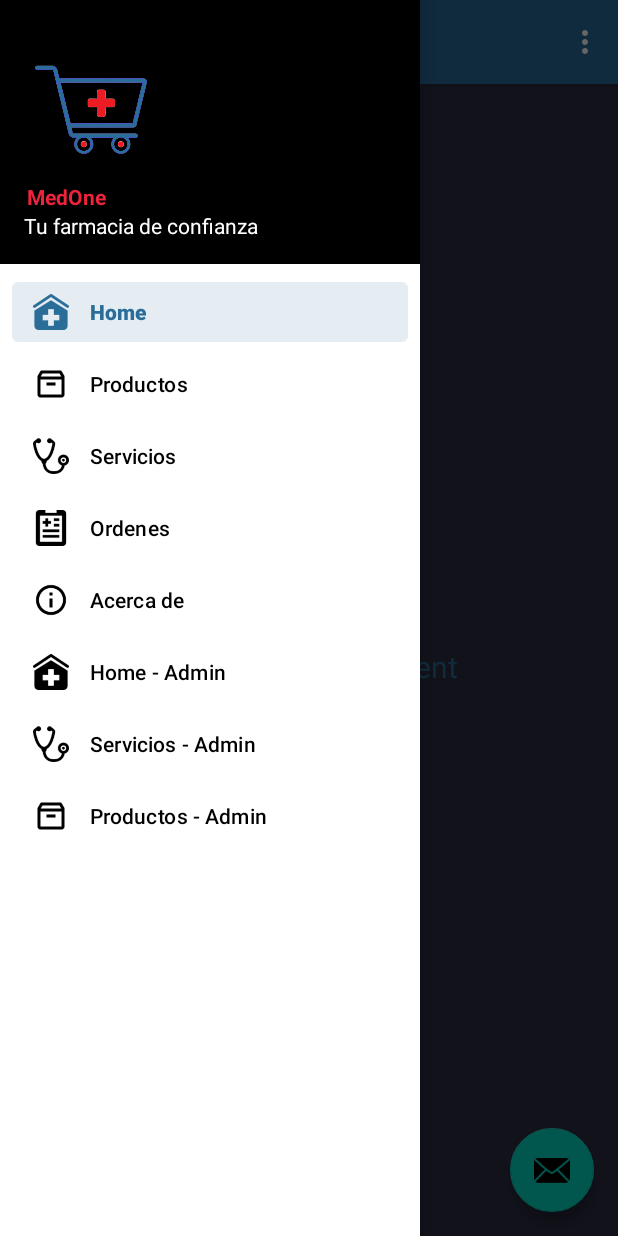
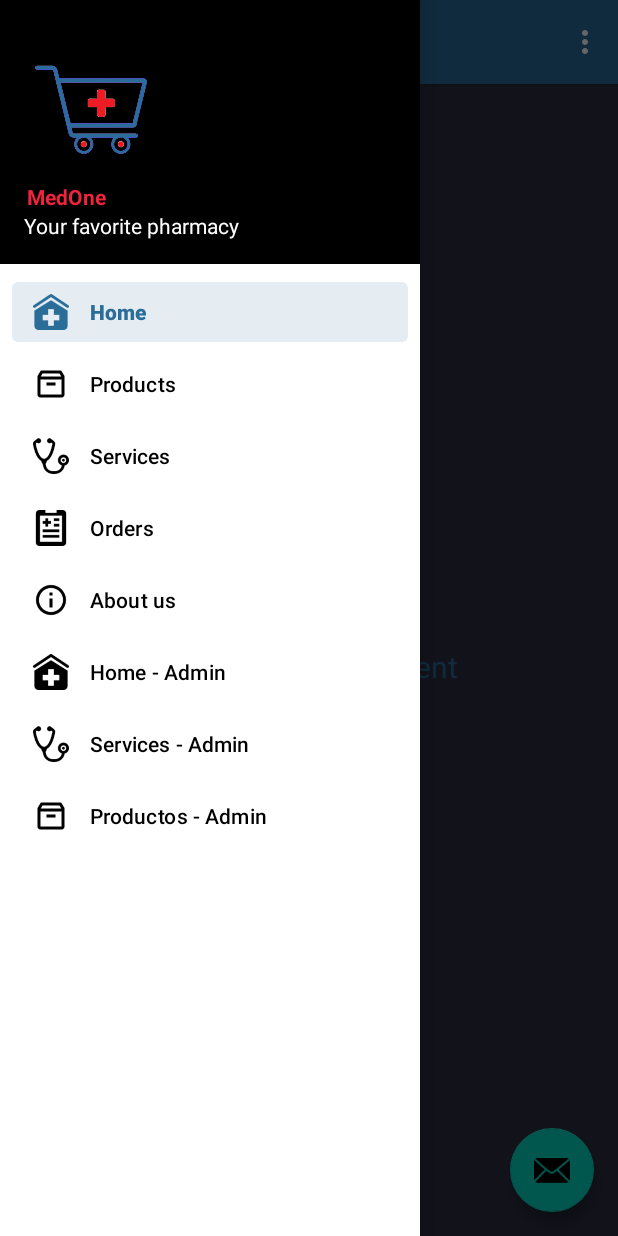
Before and after one commit to luiscotoo/ProyectoDSM, an Android app: the screen it shows after launch (HomeActivity), with the side drawer open, on a phone screen of 412 x 824 dp. Run offline under Robolectric (Android 15) with nearby library versions, the phone set to English and light mode, and no system bars; our stand-ins replace navigation-ui.

Commit message:
cambio de idioma

```diff
--- a/MedOne/app/src/main/res/layout/activity_login.xml
+++ b/MedOne/app/src/main/res/layout/activity_login.xml
@@ -12,11 +12,12 @@
         android:layout_width="204dp"
         android:layout_height="49dp"
         android:layout_marginStart="103dp"
-        android:layout_marginTop="39dp"
+        android:layout_marginTop="32dp"
         android:layout_marginEnd="104dp"
         android:backgroundTint="#ef233c"
         android:text="Ingresar"
         app:layout_constraintEnd_toEndOf="parent"
+        app:layout_constraintHorizontal_bias="0.0"
         app:layout_constraintStart_toStartOf="parent"
         app:layout_constraintTop_toBottomOf="@+id/etPassword" />
 
--- a/MedOne/app/src/main/res/values/strings.xml
+++ b/MedOne/app/src/main/res/values/strings.xml
@@ -1,17 +1,20 @@
 <resources>
     <string name="app_name">MedOne</string>
-    <string name="navigation_drawer_open">Abrir barra lateral</string>
-    <string name="navigation_drawer_close">Cerrar barra lateral</string>
+    <string name="navigation_drawer_open">Open sidebar</string>
+    <string name="navigation_drawer_close">Close sidebar</string>
     <string name="nav_header_title">MedOne</string>
-    <string name="nav_header_subtitle">Tu farmacia de confianza</string>
+    <string name="nav_header_subtitle">Your favorite pharmacy</string>
     <string name="nav_header_desc">MedOne</string>
-    <string name="action_settings">Información</string>
+    <string name="action_settings">Information</string>
 
     <string name="menu_home">Home</string>
-    <string name="menu_productos">Productos</string>
-    <string name="menu_servicios">Servicios</string>
-    <string name="menu_ordenes">Ordenes</string>
-    <string name="menu_acercade">Acerca de</string>
+    <string name="menu_productos">Products</string>
+    <string name="menu_servicios">Services</string>
+    <string name="menu_ordenes">Orders</string>
+    <string name="menu_acercade">About us</string>
     <string name="homeprincipal">Home - Admin</string>
-    <string name="serviciosPrincipal">Servicios - Admin</string>
+    <string name="serviciosPrincipal">Services - Admin</string>
+    <string name="productosPrincipal">Products - Admin</string>
+    <string name="idBtnAddService">Update service</string>
+    <string name="idBtnDeleteService">Delete service</string>
 </resources>
```
Also changed, not shown: MedOne/app/src/main/res/layout/activity_edit_service.xml (+8 -7 lines), 1 other file.
